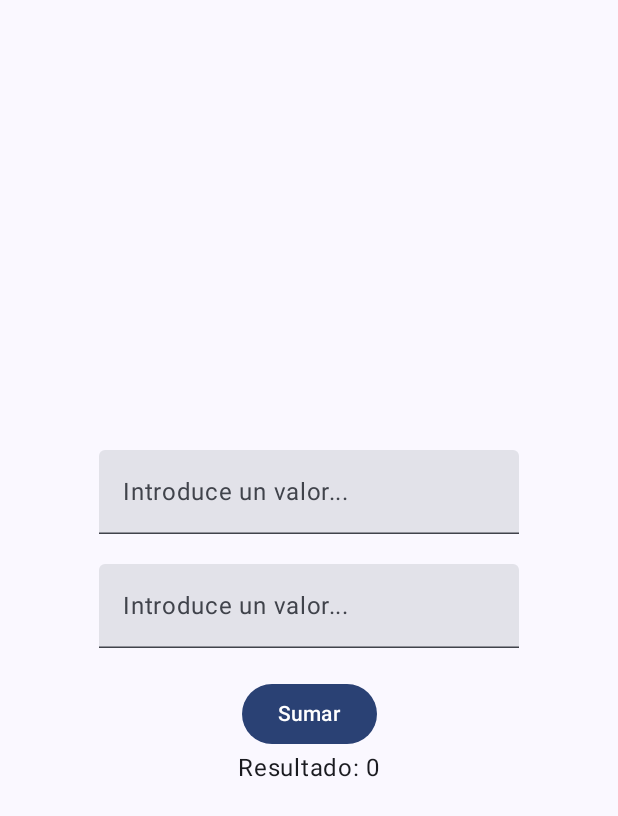
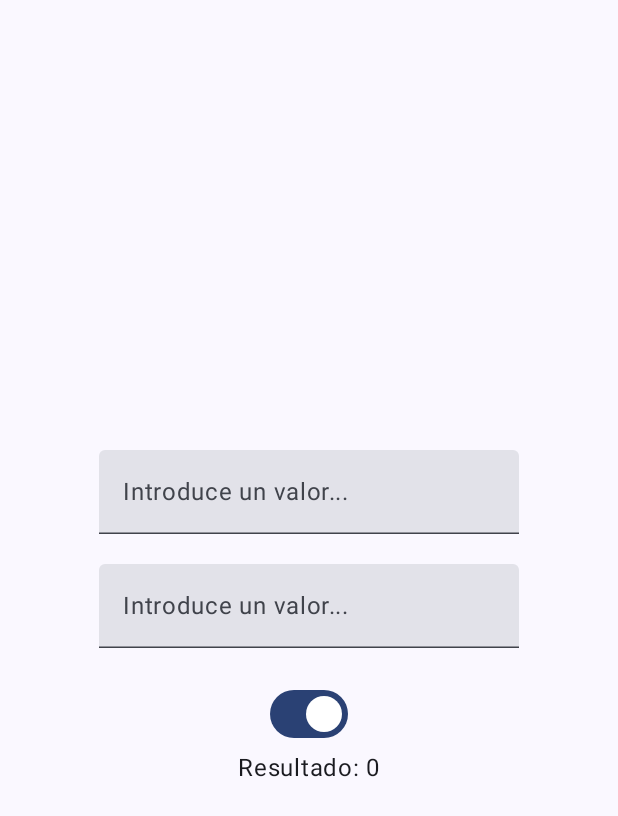
Before and after one commit to jjhernandez-usj/MasterTSA, an Android app built with Jetpack Compose: the screen it shows after launch (MainActivity), on a phone screen of 412 x 824 dp. Shown: the top 816 px of the screen. Run offline under Robolectric (Android 15) with nearby library versions, the phone set to English and light mode, and no system bars.

```diff
--- a/app/src/main/java/es/usj/jjhernandez/mastertsa/MainActivity.kt
+++ b/app/src/main/java/es/usj/jjhernandez/mastertsa/MainActivity.kt
@@ -1,7 +1,6 @@
 package es.usj.jjhernandez.mastertsa
 
 import android.os.Bundle
-import android.widget.Toast
 import androidx.activity.ComponentActivity
 import androidx.activity.compose.setContent
 import androidx.compose.foundation.layout.Arrangement
@@ -9,8 +8,8 @@ import androidx.compose.foundation.layout.Column
 import androidx.compose.foundation.layout.Spacer
 import androidx.compose.foundation.layout.fillMaxSize
 import androidx.compose.foundation.layout.padding
-import androidx.compose.material3.Button
 import androidx.compose.material3.Scaffold
+import androidx.compose.material3.Switch
 import androidx.compose.runtime.getValue
 import androidx.compose.runtime.mutableStateOf
 import androidx.compose.runtime.remember
@@ -20,7 +19,6 @@ import androidx.compose.material3.TextField
 import androidx.compose.runtime.Composable
 import androidx.compose.ui.Alignment
 import androidx.compose.ui.Modifier
-import androidx.compose.ui.platform.LocalContext
 import androidx.compose.ui.text.TextStyle
 import androidx.compose.ui.tooling.preview.Preview
 import androidx.compose.ui.unit.dp
@@ -38,6 +36,9 @@ class MainActivity : ComponentActivity() {
     }
 }
 
+fun plus(a: Int, b: Int)= a + b
+fun minus(a: Int, b: Int)= a - b
+
 fun String.toSafeInt(): Int {
     return try {
         this.toInt()
@@ -48,9 +49,13 @@ fun String.toSafeInt(): Int {
 
 @Composable
 fun SumScreen() {
-    val context = LocalContext.current
+
     var text1 by remember { mutableStateOf("") }
     var text2 by remember { mutableStateOf("") }
+    var operation by remember { mutableStateOf(true) }
+
+    val result = if (operation) plus(text1.toSafeInt(), text2.toSafeInt()) else minus(text1.toSafeInt(), text2.toSafeInt())
+
 
     Scaffold(modifier = Modifier.fillMaxSize()) { innerPadding ->
         Column(
@@ -76,17 +81,10 @@ fun SumScreen() {
                 modifier = Modifier.padding(innerPadding)
                 )
             Spacer(modifier = Modifier.padding(10.dp))
-            Button(onClick = {
-                Toast.makeText(
-                    context,
-                    "Resultado: ${(text1.toInt() + text2.toInt())}",
-                    Toast.LENGTH_SHORT
-                ).show()
-
-            }) {
-                Text(text = "Sumar")
-            }
-            Text("Resultado: ${(text1.toSafeInt() + text2.toSafeInt())}")
+            Switch(operation, {
+                operation = it
+            }, thumbContent = if(operation) { { Text("+") } } else { { Text("-") } })
+            Text("Resultado: ${result}")
         }
     }
 }
```
